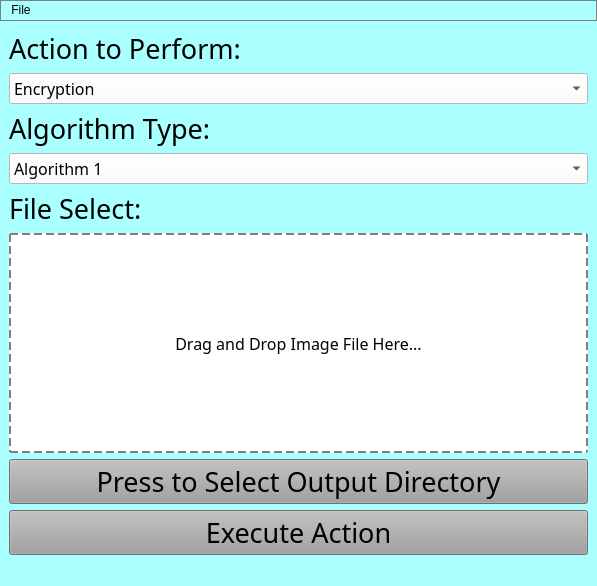
Before: the Qt Designer form src/mainwindow.ui in terrytosh/image-encryptor, drawn with Qt 5.
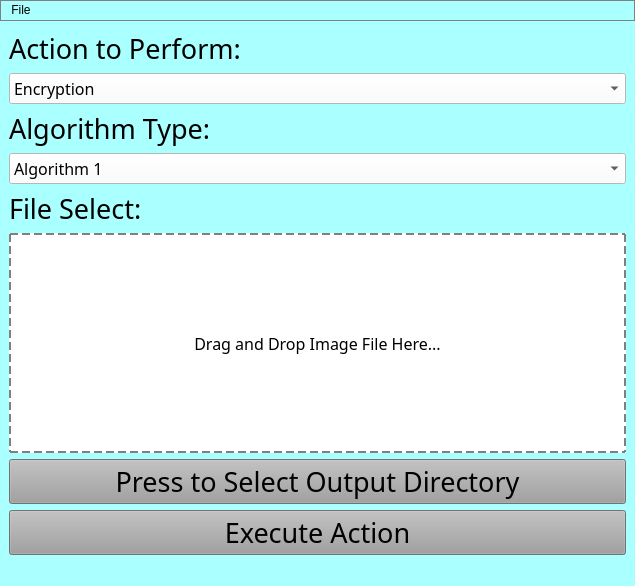
After: the same form once the commit is applied.

Commit message: Weird UI change from QT Designer...

Diff of the .ui file:
```diff
--- a/src/mainwindow.ui
+++ b/src/mainwindow.ui
@@ -6,7 +6,7 @@
    <rect>
     <x>0</x>
     <y>0</y>
-    <width>597</width>
+    <width>635</width>
     <height>586</height>
    </rect>
   </property>
@@ -251,7 +251,7 @@
     <rect>
      <x>0</x>
      <y>0</y>
-     <width>597</width>
+     <width>635</width>
      <height>24</height>
     </rect>
    </property>
```
